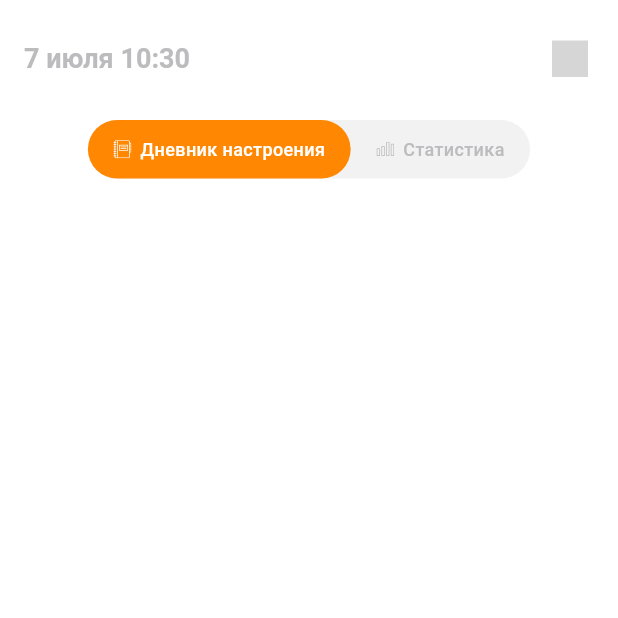
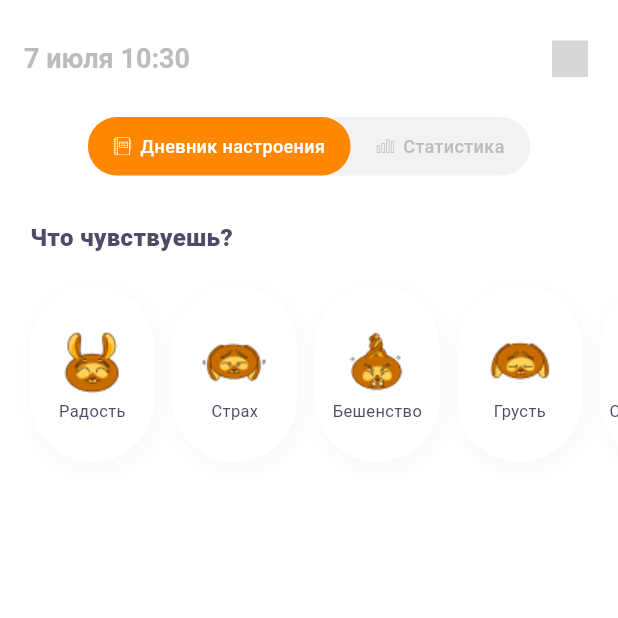
Before and after one commit to Barbos20/test_app_2, a Flutter app: the screen it shows after launch, on a phone screen of 412 x 824 dp, the top half of it. Run offline on Flutter 3.47's test engine with Material 3 defaults, Android fonts, the phone set to English and light mode, and no system bars; our stand-ins replace auto_route, flutter_svg, gap; Roboto replaces fonts that are missing (Nunito); grey boxes are pictures that could not be loaded.

Commit message:
- Добавление виджета "Что чувствуешь?"

```diff
--- a/lib/src/common/localization/intl/intl_ru.arb
+++ b/lib/src/common/localization/intl/intl_ru.arb
@@ -1,4 +1,21 @@
 {
     "moodDiary":"Дневник настроения",
-    "static":"Статистика"
+    "static":"Статистика",
+    "youFeel":"Что чувствуешь?",
+    "mood":"Настроение",
+    "anger":"Бешенство",
+    "calmness":"Спокойствие",
+    "fear":"Страх",
+    "happy":"Радость",
+    "sadness":"Грусть",
+    "strong":"Сила",
+    "stressLevel":"Уровень стресса",
+    "lowLevel":"Низкий",
+    "hightLevel":"Высокий",
+    "selfAssessment":"Самооценка",
+    "confidence":"Уверенность",
+    "uncertainty":"Неувереннось",
+    "notes":"Заметки",
+    "enterNotes":"Введите заметку",
+    "safe":"Сохранить"
 }
--- a/lib/src/common/localization/l10n.dart
+++ b/lib/src/common/localization/l10n.dart
@@ -69,6 +69,176 @@ class Localized {
       args: [],
     );
   }
+
+  /// `Что чувствуешь?`
+  String get youFeel {
+    return Intl.message(
+      'Что чувствуешь?',
+      name: 'youFeel',
+      desc: '',
+      args: [],
+    );
+  }
+
+  /// `Настроение`
+  String get mood {
+    return Intl.message(
+      'Настроение',
+      name: 'mood',
+      desc: '',
+      args: [],
+    );
+  }
+
+  /// `Бешенство`
+  String get anger {
+    return Intl.message(
+      'Бешенство',
+      name: 'anger',
+      desc: '',
+      args: [],
+    );
+  }
+
+  /// `Спокойствие`
+  String get calmness {
+    return Intl.message(
+      'Спокойствие',
+      name: 'calmness',
+      desc: '',
+      args: [],
+    );
+  }
+
+  /// `Страх`
+  String get fear {
+    return Intl.message(
+      'Страх',
+      name: 'fear',
+      desc: '',
+      args: [],
+    );
+  }
+
+  /// `Радость`
+  String get happy {
+    return Intl.message(
+      'Радость',
+      name: 'happy',
+      desc: '',
+      args: [],
+    );
+  }
+
+  /// `Грусть`
+  String get sadness {
+    return Intl.message(
+      'Грусть',
+      name: 'sadness',
+      desc: '',
+      args: [],
+    );
+  }
+
+  /// `Сила`
+  String get strong {
+    return Intl.message(
+      'Сила',
+      name: 'strong',
+      desc: '',
+      args: [],
+    );
+  }
+
+  /// `Уровень стресса`
+  String get stressLevel {
+    return Intl.message(
+      'Уровень стресса',
+      name: 'stressLevel',
+      desc: '',
+      args: [],
+    );
+  }
+
+  /// `Низкий`
+  String get lowLevel {
+    return Intl.message(
+      'Низкий',
+      name: 'lowLevel',
+      desc: '',
+      args: [],
+    );
+  }
+
+  /// `Высокий`
+  String get hightLevel {
+    return Intl.message(
+      'Высокий',
+      name: 'hightLevel',
+      desc: '',
+      args: [],
+    );
+  }
+
+  /// `Самооценка`
+  String get selfAssessment {
+    return Intl.message(
+      'Самооценка',
+      name: 'selfAssessment',
+      desc: '',
+      args: [],
+    );
+  }
+
+  /// `Уверенность`
+  String get confidence {
+    return Intl.message(
+      'Уверенность',
+      name: 'confidence',
+      desc: '',
+      args: [],
+    );
+  }
+
+  /// `Неувереннось`
+  String get uncertainty {
+    return Intl.message(
+      'Неувереннось',
+      name: 'uncertainty',
+      desc: '',
+      args: [],
+    );
+  }
+
+  /// `Заметки`
+  String get notes {
+    return Intl.message(
+      'Заметки',
+      name: 'notes',
+      desc: '',
+      args: [],
+    );
+  }
+
+  /// `Введите заметку`
+  String get enterNotes {
+    return Intl.message(
+      'Введите заметку',
+      name: 'enterNotes',
+      desc: '',
+      args: [],
+    );
+  }
+
+  /// `Сохранить`
+  String get safe {
+    return Intl.message(
+      'Сохранить',
+      name: 'safe',
+      desc: '',
+      args: [],
+    );
+  }
 }
 
 class AppLocalizationDelegate extends LocalizationsDelegate<Localized> {
--- a/lib/src/feature/mood_diary/ui/screens/mood_diary_screen.dart
+++ b/lib/src/feature/mood_diary/ui/screens/mood_diary_screen.dart
@@ -1,8 +1,11 @@
 import 'package:auto_route/auto_route.dart';
 import 'package:flutter/material.dart';
 import 'package:flutter_svg/flutter_svg.dart';
+import 'package:gap/gap.dart';
 import 'package:intl/intl.dart';
 import 'package:test_app_2/gen/assets.gen.dart';
+import 'package:test_app_2/src/common/localization/l10n.dart';
+import 'package:test_app_2/src/feature/mood_diary/widgets/feel.dart';
 import 'package:test_app_2/src/feature/mood_diary/widgets/switch_point.dart';
 import 'package:test_app_2/src/theme/app_color.dart';
 import 'package:test_app_2/src/theme/app_text_style.dart';
@@ -55,15 +58,17 @@ class _MoodDiaryScreenState extends State<MoodDiaryScreen> {
         ),
       ),
       body: bodyWithPadding(
-        child: Column(
-          children: [
-            Center(
-              child: SwitchPoint(
+        child: Center(
+          child: Column(
+            children: [
+              SwitchPoint(
                 toggleSelection: toggleSelection,
                 isMoodDiarySelected: isMoodDiarySelected,
               ),
-            )
-          ],
+              const Gap(30),
+              feel(context: context),
+            ],
+          ),
         ),
       ),
     );
--- /dev/null
+++ b/lib/src/feature/mood_diary/widgets/feel.dart
@@ -0,0 +1,88 @@
+import 'package:flutter/material.dart';
+import 'package:flutter_svg/flutter_svg.dart';
+import 'package:gap/gap.dart';
+import 'package:test_app_2/gen/assets.gen.dart';
+import 'package:test_app_2/src/common/localization/l10n.dart';
+import 'package:test_app_2/src/theme/app_color.dart';
+import 'package:test_app_2/src/theme/app_text_style.dart';
+
+Widget feel({required BuildContext context}) {
+  final pages = [
+    Assets.images.happy.path,
+    Assets.images.fear.path,
+    Assets.images.anger.path,
+    Assets.images.sadness.path,
+    Assets.images.calmness.path,
+    Assets.images.strong.path,
+  ];
+
+  final states = [
+    Localized.of(context).happy,
+    Localized.of(context).fear,
+    Localized.of(context).anger,
+    Localized.of(context).sadness,
+    Localized.of(context).calmness,
+    Localized.of(context).strong,
+  ];
+  return Column(
+    mainAxisSize: MainAxisSize.min,
+    children: [
+      Align(
+        alignment: Alignment.centerLeft,
+        child: Text(
+          Localized.of(context).youFeel,
+          style: AppTextStyle.style16w800.copyWith(
+            color: AppColors.black,
+          ),
+        ),
+      ),
+      const Gap(20),
+      ClipRect(
+        clipBehavior: Clip.none,
+        child: SingleChildScrollView(
+          scrollDirection: Axis.horizontal,
+          clipBehavior: Clip.none,
+          child: Row(
+            children: List.generate(pages.length, (index) {
+              return Container(
+                height: 118,
+                width: 83,
+                margin: const EdgeInsets.only(right: 12),
+                decoration: BoxDecoration(
+                  color: AppColors.white,
+                  borderRadius: BorderRadius.circular(76),
+                  boxShadow: const [
+                    BoxShadow(
+                      color: Color(0x1AB6A1C0),
+                      offset: Offset(2, 4),
+                      blurRadius: 10.8,
+                      spreadRadius: 0,
+                    ),
+                  ],
+                ),
+                child: Center(
+                  child: Column(
+                    mainAxisSize: MainAxisSize.min,
+                    children: [
+                      Image.asset(
+                        pages[index],
+                        height: 50,
+                        width: 53,
+                      ),
+                      Text(
+                        states[index],
+                        style: AppTextStyle.style11w400.copyWith(
+                          color: AppColors.black,
+                        ),
+                      ),
+                    ],
+                  ),
+                ),
+              );
+            }),
+          ),
+        ),
+      ),
+    ],
+  );
+}
--- a/lib/src/feature/mood_diary/widgets/switch_point.dart
+++ b/lib/src/feature/mood_diary/widgets/switch_point.dart
@@ -23,8 +23,10 @@ class SwitchPoint extends StatefulWidget {
 class SwitchPointState extends State<SwitchPoint> {
   GlobalKey firstKey = GlobalKey();
   GlobalKey secondKey = GlobalKey();
+  GlobalKey rowKey = GlobalKey();
   double firstWidth = 0.0;
   double secondWidth = 0.0;
+  double rowHeight = 0.0;
   bool isWidthCalculated = false;
 
   @override
@@ -44,6 +46,7 @@ class SwitchPointState extends State<SwitchPoint> {
     });
   }
 
+  @override
   Widget build(BuildContext context) {
     return LayoutBuilder(
       builder: (context, constraints) {
@@ -52,13 +55,19 @@ class SwitchPointState extends State<SwitchPoint> {
               firstKey.currentContext?.findRenderObject() as RenderBox?;
           final RenderBox? secondRenderBox =
               secondKey.currentContext?.findRenderObject() as RenderBox?;
+          final RenderBox? rowRenderBox =
+              secondKey.currentContext?.findRenderObject() as RenderBox?;
           final newFirstWidth = firstRenderBox?.size.width ?? 0.0;
           final newSecondWidth = secondRenderBox?.size.width ?? 0.0;
+          final newRowHeight = rowRenderBox?.size.height ?? 0.0;
 
-          if (newFirstWidth != firstWidth || newSecondWidth != secondWidth) {
+          if (newFirstWidth != firstWidth ||
+              newSecondWidth != secondWidth ||
+              newRowHeight != rowHeight) {
             setState(() {
               firstWidth = newFirstWidth;
               secondWidth = newSecondWidth;
+              rowHeight = newRowHeight;
               isWidthCalculated = true;
             });
           }
@@ -78,7 +87,7 @@ class SwitchPointState extends State<SwitchPoint> {
                     left: widget.isMoodDiarySelected ? 0 : firstWidth,
                     right: widget.isMoodDiarySelected ? secondWidth : 0,
                     child: Container(
-                      height: 39,
+                      height: rowHeight,
                       decoration: BoxDecoration(
                         color: AppColors.mandarin,
                         borderRadius: BorderRadius.circular(47),
@@ -86,6 +95,7 @@ class SwitchPointState extends State<SwitchPoint> {
                     ),
                   ),
                 Row(
+                  key: rowKey,
                   children: [
                     GestureDetector(
                       key: firstKey,
--- a/lib/src/theme/app_color.dart
+++ b/lib/src/theme/app_color.dart
@@ -5,4 +5,5 @@ abstract class AppColors {
   static const Color grey4 = Color(0xFFF2F2F2);
   static const Color white = Color(0xFFFFFFFF);
   static const Color mandarin = Color(0xFFFF8702);
+  static const Color black = Color(0xFF4C4C69);
 }
--- a/lib/src/theme/app_text_style.dart
+++ b/lib/src/theme/app_text_style.dart
@@ -1,11 +1,11 @@
 import 'package:flutter/material.dart';
 
 abstract class AppTextStyle {
-//fontSize 18
-  static const TextStyle style18w700 = TextStyle(
+  //fontSize 11
+  static const TextStyle style11w400 = TextStyle(
     fontFamily: 'Nunito',
-    fontSize: 18,
-    fontWeight: FontWeight.w700,
+    fontSize: 11,
+    fontWeight: FontWeight.w400,
   );
   //fontSize 12
   static const TextStyle style12w500 = TextStyle(
@@ -13,4 +13,16 @@ abstract class AppTextStyle {
     fontSize: 12,
     fontWeight: FontWeight.w500,
   );
+  //fontSize 16
+  static const TextStyle style16w800 = TextStyle(
+    fontFamily: 'Nunito',
+    fontSize: 16,
+    fontWeight: FontWeight.w800,
+  );
+  //fontSize 18
+  static const TextStyle style18w700 = TextStyle(
+    fontFamily: 'Nunito',
+    fontSize: 18,
+    fontWeight: FontWeight.w700,
+  );
 }
--- a/lib/src/widgets/body_with_padding.dart
+++ b/lib/src/widgets/body_with_padding.dart
@@ -4,7 +4,7 @@ Widget bodyWithPadding({required Widget child}) {
   return Padding(
     padding: const EdgeInsets.only(
       left: 20,
-      top: 24,
+      top: 22,
       right: 20,
       bottom: 46,
     ),
```
